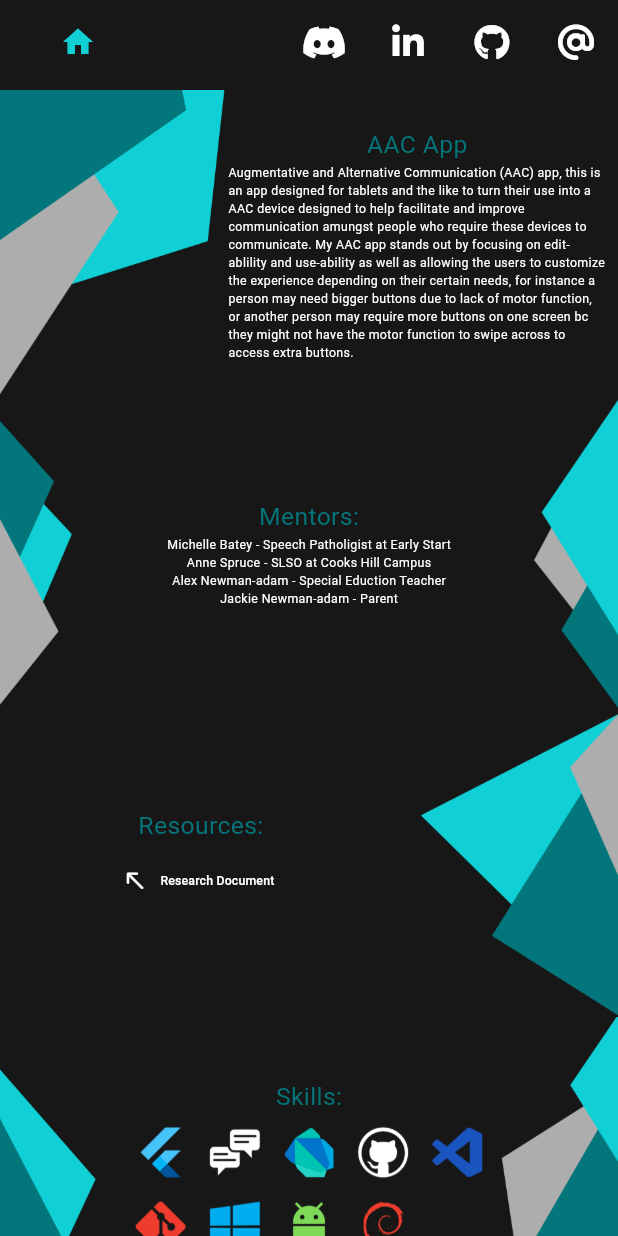
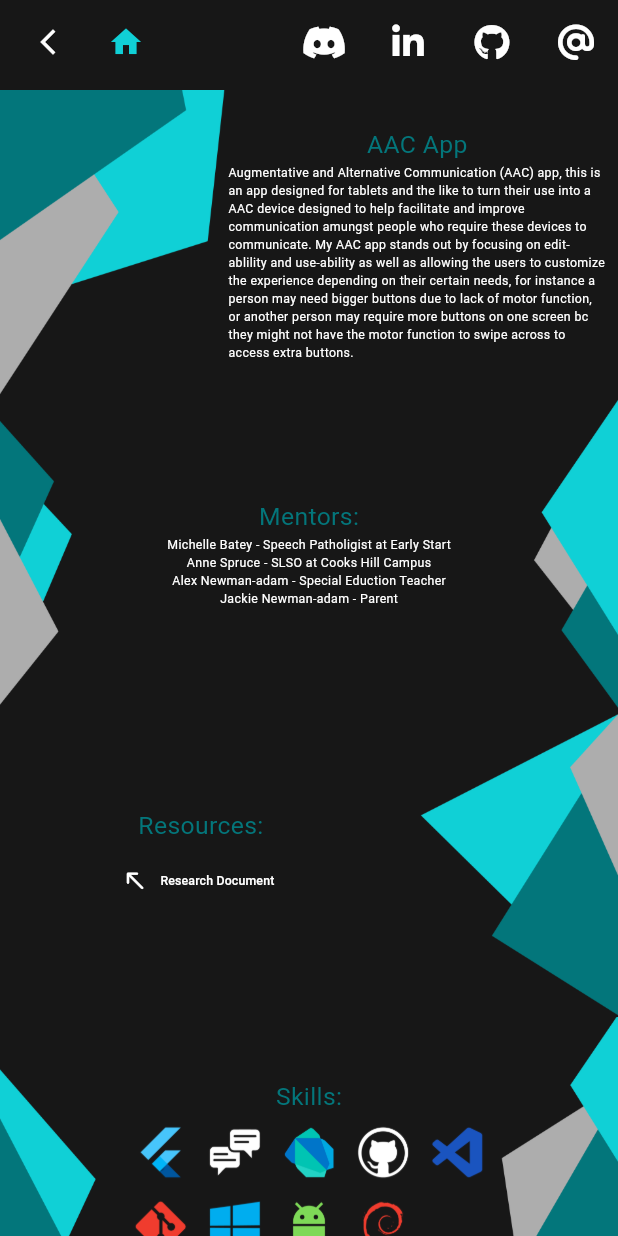
Before and after one commit to Squidly1408/Portfolio, a Flutter app: the Project1 screen opened by its route, on a phone screen of 412 x 824 dp. Run offline on Flutter 3.47's test engine with Material 3 defaults, Android fonts, the phone set to English and light mode, and no system bars; our stand-ins replace flutter_svg, font_awesome_flutter, go_router.

Commit message:
fixing app navigation

```diff
--- a/lib/main.dart
+++ b/lib/main.dart
@@ -62,7 +62,7 @@ final GoRouter _router = GoRouter(
         ),
         GoRoute(
           path: 'projects',
-          builder: (context, state) => const Home(),
+          builder: (context, state) => const OtherProjectsPage(),
           routes: [
             GoRoute(
               path: 'aac',
--- a/lib/widgets/header.dart
+++ b/lib/widgets/header.dart
@@ -133,7 +133,21 @@ class _HeaderState extends State<Header> {
             padding: const EdgeInsets.symmetric(horizontal: 8.0),
             child: FittedBox(
               fit: BoxFit.scaleDown,
-              child: MaterialButton(
+              child: Row(
+                mainAxisAlignment: MainAxisAlignment.start,
+                children: [
+                  Visibility(
+                    visible: !widget.homePage,
+                    child: IconButton(
+                      onPressed: () {
+                        GoRouter.of(context).pop();
+                      },
+                      icon: Icon(Icons.arrow_back_ios_new,
+                          color: secondaryColour3, size: 20),
+                    ),
+                  ),
+                  MaterialButton(
+                    minWidth: 0,
                     splashColor: mainColour,
                     highlightColor: const Color(0x00000000),
                     onLongPress: () {
@@ -205,11 +219,17 @@ class _HeaderState extends State<Header> {
                             alignment: Alignment.centerLeft)
                         : Align(
                             alignment: Alignment.centerLeft,
-                        child: Icon(
+                            child: Row(
+                              children: [
+                                Icon(
                                   Icons.home,
                                   color: mainColour2,
                                 ),
+                              ],
                             ),
+                          ),
+                  ),
+                ],
               ),
             ),
           ),
```
Lines whose indentation alone changed are shown as unchanged.
